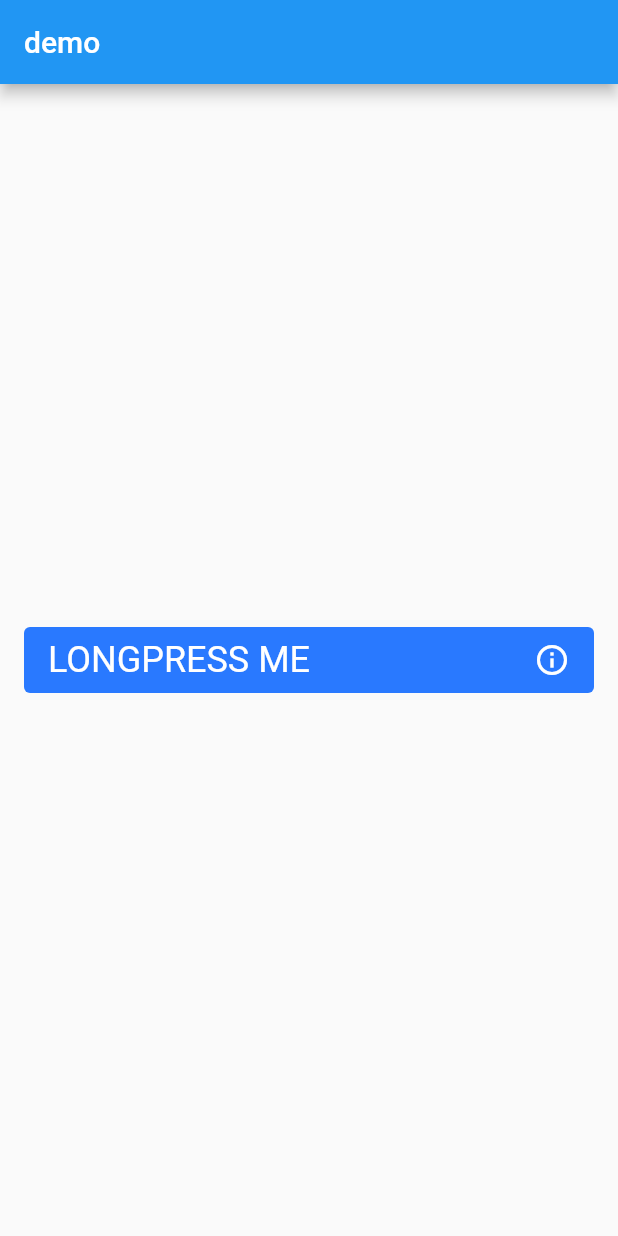
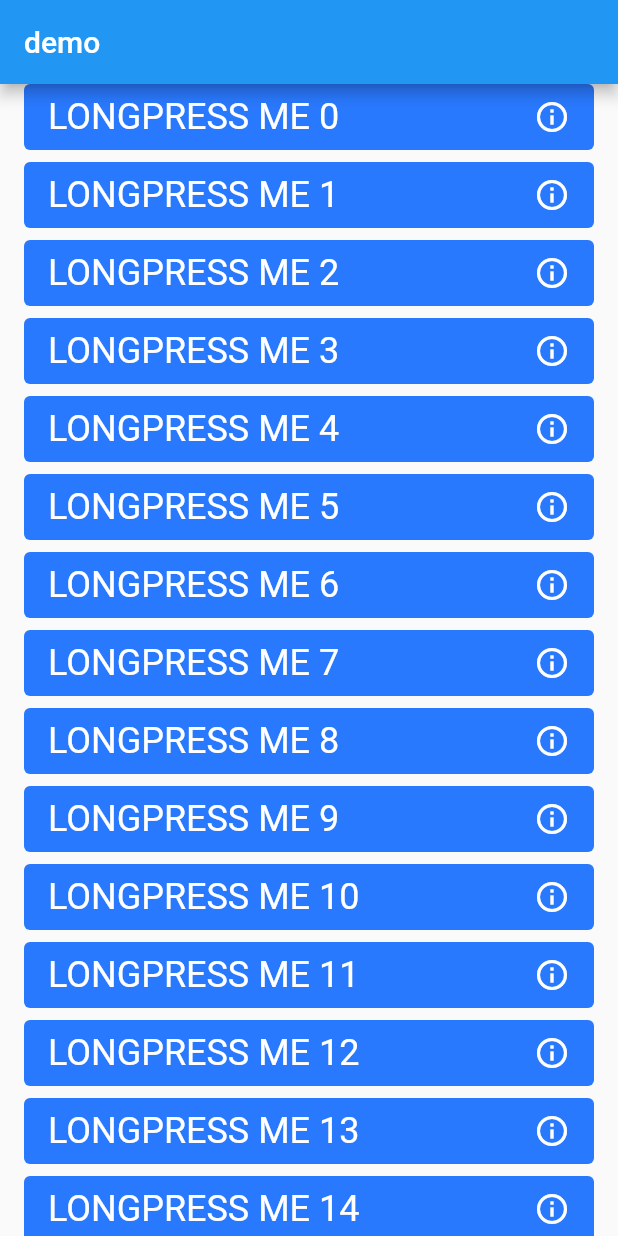
Before and after one commit to nick45chen/CustomPopupMenu-Flutter, a Flutter app: the screen it shows after launch, on a phone screen of 412 x 824 dp. Run offline on Flutter 3.47's test engine with Material 2 defaults, Android fonts, the phone set to English and light mode, and no system bars.

Commit message:
changed: add listview sample

```diff
--- a/lib/home/home_page.dart
+++ b/lib/home/home_page.dart
@@ -1,6 +1,5 @@
 import 'package:flutter/material.dart';
 
-import 'menu/arrow.dart';
 import 'menu/menu_list_cell.dart';
 
 class HomePage extends StatefulWidget {
@@ -17,10 +16,16 @@ class _HomePageState extends State<HomePage> {
       appBar: AppBar(
         title: const Text('demo'),
       ),
-      body: const Padding(
-        padding: EdgeInsets.symmetric(horizontal: 16.0),
-        child: Center(
-          child: MenuListCell(title: 'LongPress me'),
+      body: Padding(
+        padding: const EdgeInsets.symmetric(horizontal: 16.0),
+        child: ListView.separated(
+          physics: const BouncingScrollPhysics(),
+          shrinkWrap: true,
+          itemCount: 50,
+          itemBuilder: (context, index) {
+            return MenuListCell(title: 'LongPress me $index');
+          },
+          separatorBuilder: (BuildContext context, int index) => const SizedBox(height: 8),
         ),
       ),
     );
--- a/lib/home/menu/floating_menu.dart
+++ b/lib/home/menu/floating_menu.dart
@@ -1,6 +1,13 @@
 part of 'menu_list_cell.dart';
 
-OverlayEntry _createFloatingMenu(double startX, double startY, double height, double width, VoidCallback onDismiss) {
+OverlayEntry _createFloatingMenu({
+  required String title,
+  required double startX,
+  required double startY,
+  required double height,
+  required double width,
+  VoidCallback? onDismiss,
+}) {
   return OverlayEntry(
     builder: (context) {
       return Stack(
@@ -15,9 +22,9 @@ OverlayEntry _createFloatingMenu(double startX, double startY, double height, do
             left: startX,
             top: startY + height,
             width: width,
-            child: const Material(
+            child: Material(
               color: Colors.transparent,
-              child: Menu(),
+              child: Menu(title: title),
             ),
           ),
         ],
@@ -27,13 +34,15 @@ OverlayEntry _createFloatingMenu(double startX, double startY, double height, do
 }
 
 class Menu extends StatelessWidget {
-  const Menu({Key? key}) : super(key: key);
+  final String title;
+
+  const Menu({Key? key, required this.title}) : super(key: key);
 
   @override
   Widget build(BuildContext context) {
     return Column(
       children: [
-        const SizedBox(height: 5),
+        const SizedBox(height: 2),
         const Align(
           alignment: Alignment(-0.85, 0.0),
           child: Arrow(color: Colors.amber),
@@ -45,7 +54,9 @@ class Menu extends StatelessWidget {
             color: Colors.amber,
             child: Column(
               children: [
-                const Expanded(child: Center(child: Icon(Icons.info_outline))),
+                Expanded(
+                  child: Center(child: Text(title, style: const TextStyle(fontSize: 24, color: Colors.white))),
+                ),
                 Row(
                   children: [
                     Expanded(
```
Also changed, not shown: lib/home/menu/menu_list_cell.dart (+6 -5 lines).
